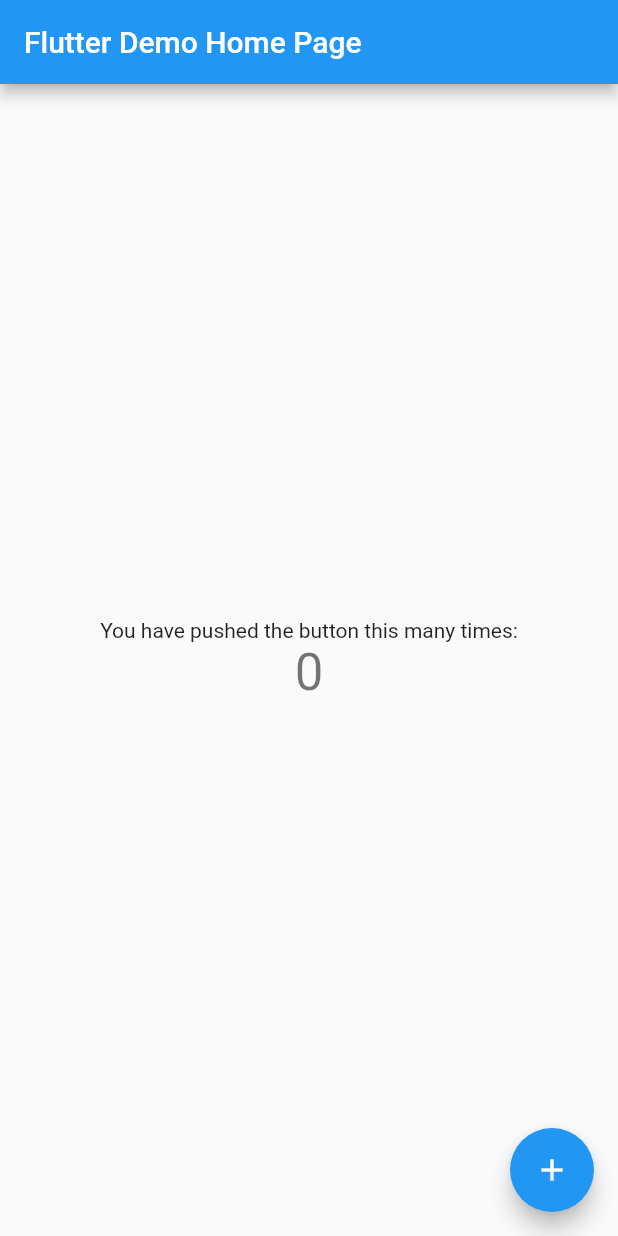
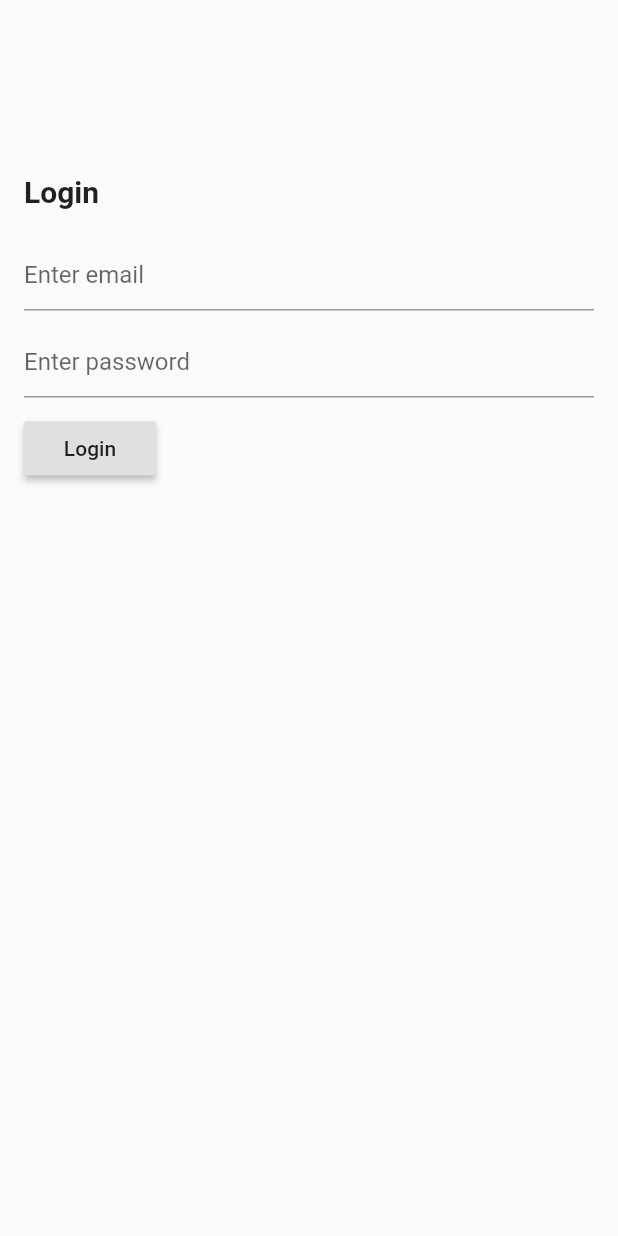
Before and after one commit to kwczerwinski/wsb_zti_kc, a Flutter app: the screen it shows after launch, on a phone screen of 412 x 824 dp. Run offline on Flutter 3.47's test engine with Material 2 defaults, Android fonts, the phone set to English and light mode, and no system bars; our stand-ins replace firebase_auth; accounts and stored records are empty.

Commit message:
Połączenie apki z firebase - logowanie nie działa.

```diff
--- a/flutter_app/lib/main.dart
+++ b/flutter_app/lib/main.dart
@@ -1,118 +1,37 @@
+import 'package:firebase_auth/firebase_auth.dart';
 import 'package:flutter/material.dart';
-//import 'login_page.dart';
+import 'package:flutterapp/ui/home.dart';
+import 'package:flutterapp/ui/login.dart';
+import 'package:flutterapp/ui/splash.dart';
 
 void main() {
   runApp(MyApp());
 }
 
 class MyApp extends StatelessWidget {
-  // This widget is the root of your application.
   @override
   Widget build(BuildContext context) {
     return MaterialApp(
       title: 'Flutter Demo',
       theme: ThemeData(
-        // This is the theme of your application.
-        //
-        // Try running your application with "flutter run". You'll see the
-        // application has a blue toolbar. Then, without quitting the app, try
-        // changing the primarySwatch below to Colors.green and then invoke
-        // "hot reload" (press "r" in the console where you ran "flutter run",
-        // or simply save your changes to "hot reload" in a Flutter IDE).
-        // Notice that the counter didn't reset back to zero; the application
-        // is not restarted.
         primarySwatch: Colors.blue,
-        // This makes the visual density adapt to the platform that you run
-        // the app on. For desktop platforms, the controls will be smaller and
-        // closer together (more dense) than on mobile platforms.
-        visualDensity: VisualDensity.adaptivePlatformDensity,
       ),
-      home: MyHomePage(title: 'Flutter Demo Home Page'),
+      home: MainScreen(),
     );
   }
 }
 
-class MyHomePage extends StatefulWidget {
-  MyHomePage({Key key, this.title}) : super(key: key);
-
-  // This widget is the home page of your application. It is stateful, meaning
-  // that it has a State object (defined below) that contains fields that affect
-  // how it looks.
-
-  // This class is the configuration for the state. It holds the values (in this
-  // case the title) provided by the parent (in this case the App widget) and
-  // used by the build method of the State. Fields in a Widget subclass are
-  // always marked "final".
-
-  final String title;
-
-  @override
-  _MyHomePageState createState() => _MyHomePageState();
-}
-
-class _MyHomePageState extends State<MyHomePage> {
-  int _counter = 0;
-
-  void _incrementCounter() {
-    setState(() {
-      // This call to setState tells the Flutter framework that something has
-      // changed in this State, which causes it to rerun the build method below
-      // so that the display can reflect the updated values. If we changed
-      // _counter without calling setState(), then the build method would not be
-      // called again, and so nothing would appear to happen.
-      _counter++;
-    });
-  }
-
+class MainScreen extends StatelessWidget {
   @override
   Widget build(BuildContext context) {
-    // This method is rerun every time setState is called, for instance as done
-    // by the _incrementCounter method above.
-    //
-    // The Flutter framework has been optimized to make rerunning build methods
-    // fast, so that you can just rebuild anything that needs updating rather
-    // than having to individually change instances of widgets.
-    return Scaffold(
-      appBar: AppBar(
-        // Here we take the value from the MyHomePage object that was created by
-        // the App.build method, and use it to set our appbar title.
-        title: Text(widget.title),
-      ),
-      body: Center(
-        // Center is a layout widget. It takes a single child and positions it
-        // in the middle of the parent.
-        child: Column(
-          // Column is also a layout widget. It takes a list of children and
-          // arranges them vertically. By default, it sizes itself to fit its
-          // children horizontally, and tries to be as tall as its parent.
-          //
-          // Invoke "debug painting" (press "p" in the console, choose the
-          // "Toggle Debug Paint" action from the Flutter Inspector in Android
-          // Studio, or the "Toggle Debug Paint" command in Visual Studio Code)
-          // to see the wireframe for each widget.
-          //
-          // Column has various properties to control how it sizes itself and
-          // how it positions its children. Here we use mainAxisAlignment to
-          // center the children vertically; the main axis here is the vertical
-          // axis because Columns are vertical (the cross axis would be
-          // horizontal).
-          mainAxisAlignment: MainAxisAlignment.center,
-          children: <Widget>[
-            Text(
-              'You have pushed the button this many times:',
-            ),
-            Text(
-              '$_counter',
-              style: Theme.of(context).textTheme.headline4,
-            ),
-          ],
-        ),
-      ),
-      floatingActionButton: FloatingActionButton(
-        onPressed: _incrementCounter,
-        tooltip: 'Increment',
-        child: Icon(Icons.add),
-      ), // This trailing comma makes auto-formatting nicer for build methods.
+    return StreamBuilder(
+      stream: FirebaseAuth.instance.onAuthStateChanged,
+      builder: (context,AsyncSnapshot<FirebaseUser> snapshot) {
+        if(snapshot.connectionState == ConnectionState.waiting)
+          return SplashPage();
+        if (!snapshot.hasData || snapshot.data == null) return LoginPage();
+        return HomePage();
+      }
     );
   }
 }
--- /dev/null
+++ b/flutter_app/lib/ui/login.dart
@@ -0,0 +1,75 @@
+import 'package:flutter/cupertino.dart';
+import 'package:flutter/material.dart';
+import 'package:flutterapp/utils/firebase_auth.dart';
+
+class LoginPage extends StatefulWidget {
+  @override
+  _LoginPageState createState() => _LoginPageState();
+}
+
+class _LoginPageState extends State<LoginPage>{
+  TextEditingController _emailController;
+  TextEditingController _passwordController;
+
+  @override
+  void initState() {
+    super.initState();
+    _emailController = TextEditingController(text: '');
+    _passwordController = TextEditingController(text: '');
+  }
+
+  @override
+  Widget build(BuildContext context) {
+    return Scaffold(
+      body: SingleChildScrollView(
+        child: Padding(
+          padding: const EdgeInsets.all(16.0),
+          child: Column(
+            crossAxisAlignment: CrossAxisAlignment.start,
+            children: <Widget>[
+              const SizedBox(height: 100.0),
+              Text('Login', style: TextStyle(
+                fontWeight: FontWeight.bold,
+                fontSize: 20.0
+              )),
+              const SizedBox(height: 20.0),
+              TextField(
+                controller: _emailController,
+                decoration: InputDecoration(
+                    hintText: 'Enter email'
+                ),
+
+              ),
+              const SizedBox(height: 10.0),
+              TextField(
+                controller: _passwordController,
+                obscureText: true,
+                decoration: InputDecoration(
+                    hintText: 'Enter password'
+                )
+              ),
+              const SizedBox(height: 10.0),
+              RaisedButton(
+                child: Text('Login'),
+                onPressed: () async {
+                  if(_emailController.text.isEmpty ||
+                  _passwordController.text.isEmpty) {
+                    print('Email and password cannot be empty');
+                    return;
+                  }
+                  bool res = await AuthProvider().signInWithEmail(
+                      _emailController.text, _passwordController.text
+                  );
+                  if(!res) {
+                    print('Login failed');
+                  }
+                }
+              )
+            ]
+          )
+        )
+      )
+    );
+  }
+
+}
--- /dev/null
+++ b/flutter_app/lib/utils/firebase_auth.dart
@@ -0,0 +1,27 @@
+import 'package:firebase_auth/firebase_auth.dart';
+
+class AuthProvider {
+  final FirebaseAuth _auth = FirebaseAuth.instance;
+
+  Future<bool> signInWithEmail(String email, String password) async{
+    try {
+      AuthResult result = await _auth
+          .signInWithEmailAndPassword(email: email, password: password);
+      FirebaseUser user = result.user;
+      if (user != null) return true;
+      else return false;
+    } catch(e) {
+      return false;
+    }
+
+  }
+
+  Future<void> logOut() async {
+    try {
+      await _auth.signOut();
+    } catch(e) {
+      print('error logging out');
+    }
+
+  }
+}
--- a/flutter_app/pubspec.yaml
+++ b/flutter_app/pubspec.yaml
@@ -29,7 +29,7 @@ dependencies:
 
   cloud_firestore: ^0.13.6
 
-  rxdart: ^0.24.1
+  rxdart: ^0.22.0
 
 
   # The following adds the Cupertino Icons font to your application.
```
Also changed, not shown: flutter_app/lib/ui/home.dart (added, +27 -0 lines), flutter_app/lib/ui/splash.dart (added, +30 -0 lines), flutter_app/pubspec.lock, 2 other files.
